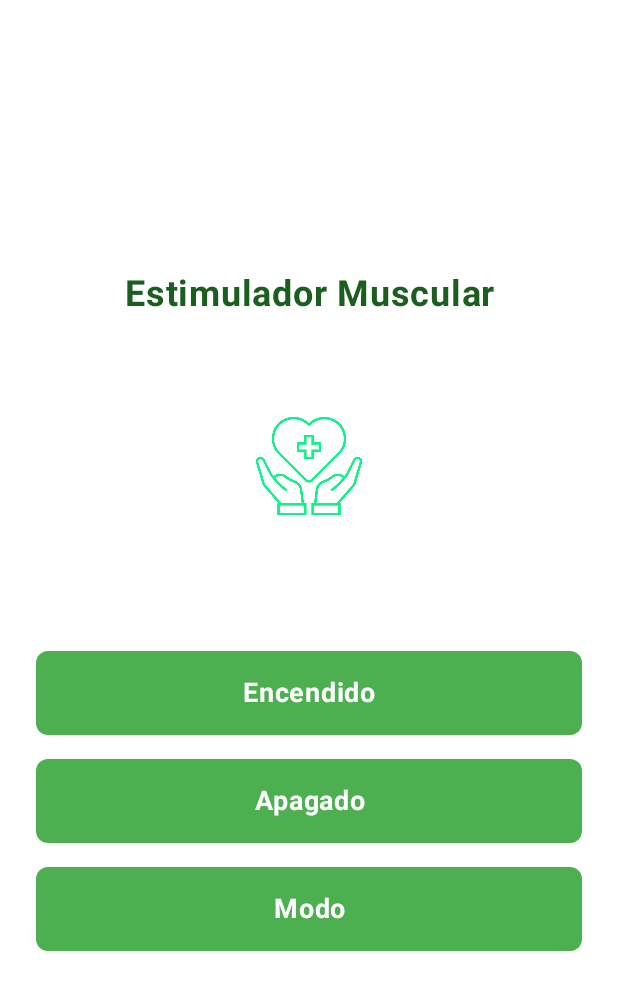
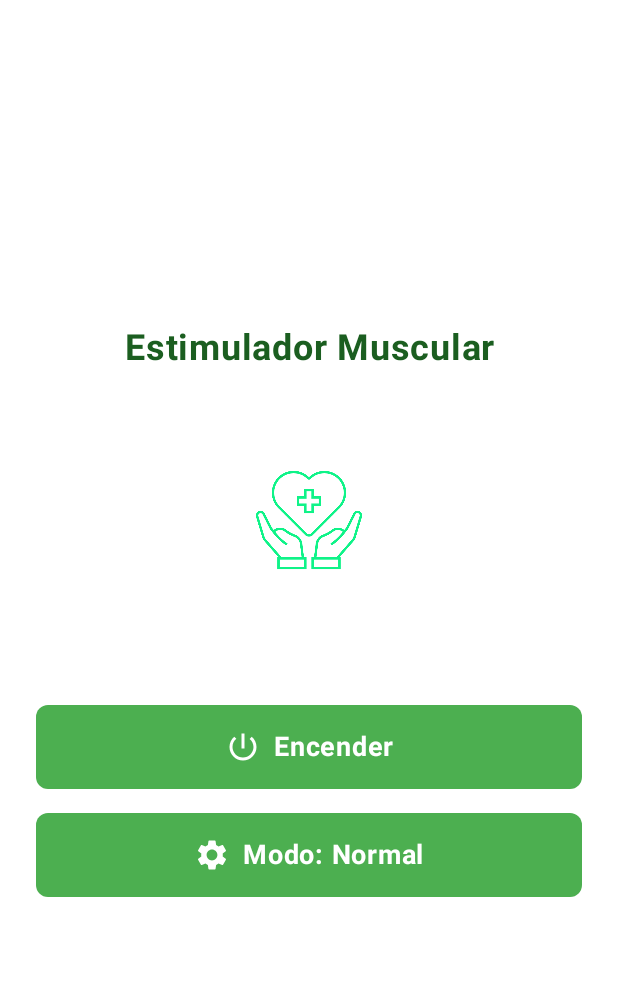
Before and after one commit to LuisSanta17/AppTesis, an Android app built with Jetpack Compose: the screen it shows after launch (MainActivity), on a phone screen of 412 x 824 dp. Shown: the top 990 px of the screen. Run offline under Robolectric (Android 15) with nearby library versions, the phone set to English and light mode, and no system bars.

Commit message:
Cambios en la interfaz de usuario de la V2.0

```diff
--- a/app/build.gradle.kts
+++ b/app/build.gradle.kts
@@ -47,7 +47,6 @@ android {
 }
 
 dependencies {
-
     implementation(libs.androidx.core.ktx)
     implementation(libs.androidx.lifecycle.runtime.ktx)
     implementation(libs.androidx.activity.compose)
@@ -56,6 +55,7 @@ dependencies {
     implementation(libs.androidx.ui.graphics)
     implementation(libs.androidx.ui.tooling.preview)
     implementation(libs.androidx.material3)
+    implementation("androidx.compose.material:material-icons-extended:1.4.0") // Añade esta línea
     testImplementation(libs.junit)
     androidTestImplementation(libs.androidx.junit)
     androidTestImplementation(libs.androidx.espresso.core)
--- a/app/src/main/java/com/example/appv1/MainActivity.kt
+++ b/app/src/main/java/com/example/appv1/MainActivity.kt
@@ -9,11 +9,15 @@ import androidx.compose.foundation.background
 import androidx.compose.foundation.clickable
 import androidx.compose.foundation.layout.*
 import androidx.compose.foundation.shape.RoundedCornerShape
+import androidx.compose.material.icons.Icons
+import androidx.compose.material.icons.filled.PowerSettingsNew
+import androidx.compose.material.icons.filled.Settings
 import androidx.compose.material3.*
-import androidx.compose.runtime.Composable
+import androidx.compose.runtime.*
 import androidx.compose.ui.Alignment
 import androidx.compose.ui.Modifier
 import androidx.compose.ui.graphics.Color
+import androidx.compose.ui.graphics.vector.ImageVector
 import androidx.compose.ui.res.painterResource
 import androidx.compose.ui.text.font.FontWeight
 import androidx.compose.ui.text.style.TextAlign
@@ -69,22 +73,28 @@ fun MainScreen(modifier: Modifier = Modifier) {
                 .padding(bottom = 32.dp)
         )
 
-        ButtonContainer(text = "Encendido", color = buttonColor) {
-            // Acción para Encendido
-        }
+        // Button states
+        var isOn by remember { mutableStateOf(false) }
+        var mode by remember { mutableStateOf("Normal") }
 
-        ButtonContainer(text = "Apagado", color = buttonColor) {
-            // Acción para Apagado
-        }
+        ButtonContainer(
+            text = if (isOn) "Apagar" else "Encender",
+            color = buttonColor,
+            icon = Icons.Default.PowerSettingsNew,
+            onClick = { isOn = !isOn }
+        )
 
-        ButtonContainer(text = "Modo", color = buttonColor) {
-            // Acción para Modo
-        }
+        ButtonContainer(
+            text = "Modo: $mode",
+            color = buttonColor,
+            icon = Icons.Default.Settings,
+            onClick = { mode = if (mode == "Normal") "Intenso" else "Normal" }
+        )
     }
 }
 
 @Composable
-fun ButtonContainer(text: String, color: Color, onClick: () -> Unit) {
+fun ButtonContainer(text: String, color: Color, icon: ImageVector, onClick: () -> Unit) {
     Box(
         modifier = Modifier
             .padding(8.dp)
@@ -94,6 +104,16 @@ fun ButtonContainer(text: String, color: Color, onClick: () -> Unit) {
             .padding(16.dp),
         contentAlignment = Alignment.Center
     ) {
+        Row(
+            verticalAlignment = Alignment.CenterVertically,
+            horizontalArrangement = Arrangement.Center
+        ) {
+            Icon(
+                imageVector = icon,
+                contentDescription = null,
+                tint = Color.White,
+                modifier = Modifier.padding(end = 8.dp)
+            )
             Text(
                 text = text,
                 fontSize = 18.sp,
@@ -101,6 +121,7 @@ fun ButtonContainer(text: String, color: Color, onClick: () -> Unit) {
                 color = Color.White,
                 textAlign = TextAlign.Center
             )
+        }
     }
 }
 
```
Lines whose indentation alone changed are shown as unchanged.
